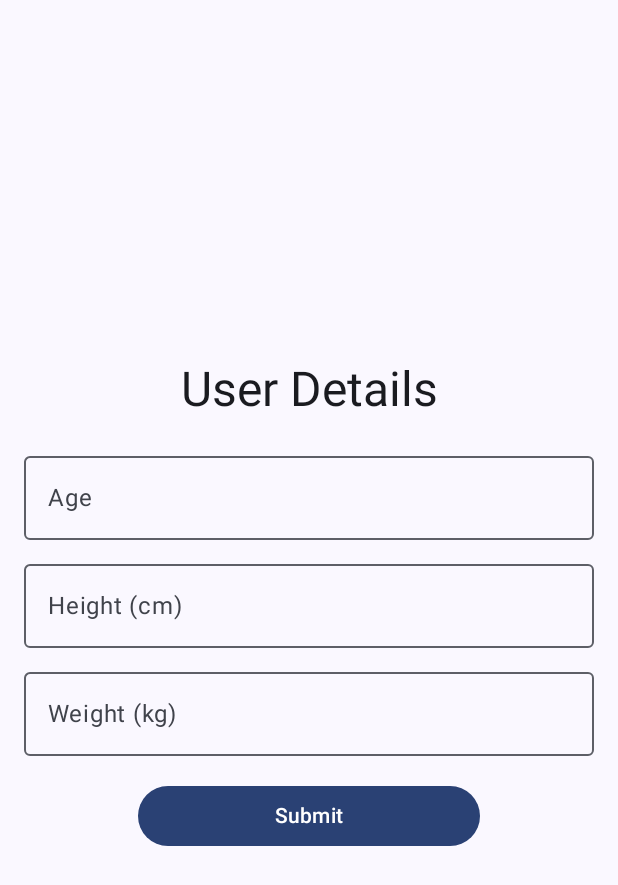
After one commit to V-prajit/HealthDex, an Android app built with Jetpack Compose: the composable UserDetailsScreen called with empty values, on a phone screen of 412 x 824 dp. The commit adds this screen. Shown: the top 885 px of the screen. Run offline under Robolectric (Android 15) with nearby library versions, the phone set to English and light mode, and no system bars; our stand-ins replace Firebase (no records; nobody signed in at launch, a user with empty details on screens opened directly).

```diff
--- /dev/null
+++ b/PHMS-Android/app/src/main/java/com/example/phms/UserDetailsScreen.kt
@@ -0,0 +1,83 @@
+package com.example.phms
+
+import androidx.compose.foundation.layout.*
+import androidx.compose.foundation.text.KeyboardOptions
+import androidx.compose.material3.*
+import androidx.compose.runtime.*
+import androidx.compose.ui.Alignment
+import androidx.compose.ui.Modifier
+import androidx.compose.ui.text.input.ImeAction
+import androidx.compose.ui.unit.dp
+import com.google.firebase.auth.FirebaseAuth
+
+@Composable
+fun UserDetailsScreen(userToken: String?) {
+    val age = remember { mutableStateOf("") }
+    val height = remember { mutableStateOf("") }
+    val weight = remember { mutableStateOf("") }
+    val message = remember { mutableStateOf("") }
+
+    val user = FirebaseAuth.getInstance().currentUser
+    val userEmail = user?.email ?: ""
+    val userName = user?.displayName ?: "User"
+
+    Column(
+        modifier = Modifier.fillMaxSize().padding(16.dp),
+        verticalArrangement = Arrangement.Center,
+        horizontalAlignment = Alignment.CenterHorizontally
+    ) {
+        Text(text = "User Details", style = MaterialTheme.typography.headlineLarge)
+
+        Spacer(modifier = Modifier.height(16.dp))
+
+        OutlinedTextField(
+            value = age.value,
+            onValueChange = { age.value = it },
+            label = { Text("Age") },
+            singleLine = true,
+            keyboardOptions = KeyboardOptions.Default.copy(imeAction = ImeAction.Next),
+            modifier = Modifier.fillMaxWidth()
+        )
+
+        Spacer(modifier = Modifier.height(8.dp))
+
+        OutlinedTextField(
+            value = height.value,
+            onValueChange = { height.value = it },
+            label = { Text("Height (cm)") },
+            singleLine = true,
+            keyboardOptions = KeyboardOptions.Default.copy(imeAction = ImeAction.Next),
+            modifier = Modifier.fillMaxWidth()
+        )
+
+        Spacer(modifier = Modifier.height(8.dp))
+
+        OutlinedTextField(
+            value = weight.value,
+            onValueChange = { weight.value = it },
+            label = { Text("Weight (kg)") },
+            singleLine = true,
+            keyboardOptions = KeyboardOptions.Default.copy(imeAction = ImeAction.Done),
+            modifier = Modifier.fillMaxWidth()
+        )
+
+        Spacer(modifier = Modifier.height(16.dp))
+
+        Button(
+            onClick = {
+                sendUserDataToBackend(userToken, userEmail, userName, age.value, height.value, weight.value) {
+                    message.value = it
+                }
+            },
+            modifier = Modifier.fillMaxWidth(0.6f)
+        ) {
+            Text("Submit")
+        }
+
+        Spacer(modifier = Modifier.height(16.dp))
+
+        if (message.value.isNotEmpty()) {
+            Text(text = message.value, color = MaterialTheme.colorScheme.primary)
+        }
+    }
+}
--- a/PHMS-Backend/build.gradle.kts
+++ b/PHMS-Backend/build.gradle.kts
@@ -32,4 +32,5 @@ dependencies {
     testImplementation(libs.ktor.server.test.host)
     testImplementation(libs.kotlin.test.junit)
     implementation("com.google.firebase:firebase-admin:9.2.0")
+    implementation("org.xerial:sqlite-jdbc:3.45.1.0")
 }
--- a/PHMS-Backend/src/main/kotlin/Application.kt
+++ b/PHMS-Backend/src/main/kotlin/Application.kt
@@ -11,6 +11,7 @@ import com.google.auth.oauth2.GoogleCredentials
 import com.google.firebase.FirebaseApp
 import com.google.firebase.FirebaseOptions
 import java.io.FileInputStream
+import javax.xml.crypto.Data
 
 fun main() {
     embeddedServer(Netty, port = 8085, host = "0.0.0.0") {
@@ -24,6 +25,7 @@ fun Application.module() {
     }
 
     initFirebase()
+    DatabaseFactory.init()
     configureSerialization()
     configureRouting()
 }
```
Also changed, not shown: PHMS-Android/app/src/main/java/com/example/phms/ApiService.kt (+11 -0 lines), PHMS-Android/app/src/main/java/com/example/phms/ContactBackend.kt (+32 -0 lines), PHMS-Android/app/src/main/java/com/example/phms/MainActivity.kt (+19 -15 lines), PHMS-Backend/src/main/kotlin/DatabaseFactory.kt (added, +15 -0 lines), PHMS-Backend/src/main/kotlin/Databases.kt (deleted, +0 -54 lines), PHMS-Backend/src/main/kotlin/Routing.kt (+24 -0 lines), PHMS-Backend/src/main/kotlin/dao/UserDAO.kt (added, +47 -0 lines), PHMS-Backend/src/main/kotlin/models/Users.kt (added, +12 -0 lines), 1 other file.
